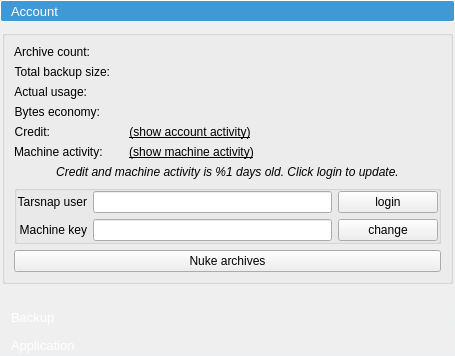
The window that forms/settingswidget.ui (Tarsnap/tarsnap-gui) describes before a commit, drawn with Qt 5.
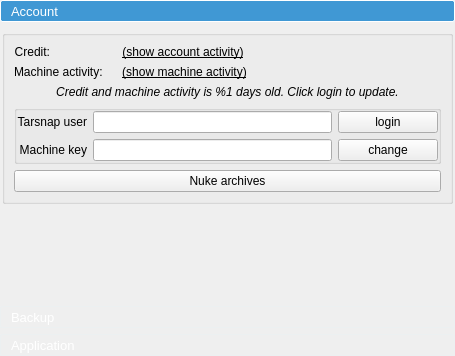
The same window after the commit. Custom widgets are drawn as their Qt base class.

```diff
--- a/forms/settingswidget.ui
+++ b/forms/settingswidget.ui
@@ -89,98 +89,6 @@
              <set>Qt::AlignLeading|Qt::AlignLeft|Qt::AlignTop</set>
             </property>
             <item row="0" column="0">
-             <widget class="QLabel" name="archiveCountLabel">
-              <property name="toolTip">
-               <string>Number of Archives stored for this Machine</string>
-              </property>
-              <property name="text">
-               <string>Archive count:</string>
-              </property>
-              <property name="alignment">
-               <set>Qt::AlignRight|Qt::AlignTrailing|Qt::AlignVCenter</set>
-              </property>
-             </widget>
-            </item>
-            <item row="0" column="1">
-             <widget class="QLabel" name="accountArchivesCountLabel">
-              <property name="text">
-               <string notr="true"/>
-              </property>
-              <property name="textInteractionFlags">
-               <set>Qt::LinksAccessibleByMouse|Qt::TextSelectableByMouse</set>
-              </property>
-             </widget>
-            </item>
-            <item row="1" column="0">
-             <widget class="QLabel" name="totalBackupLabel">
-              <property name="toolTip">
-               <string>Real size of all stored archives (before compression and deduplication)</string>
-              </property>
-              <property name="text">
-               <string>Total backup size:</string>
-              </property>
-              <property name="alignment">
-               <set>Qt::AlignRight|Qt::AlignTrailing|Qt::AlignVCenter</set>
-              </property>
-             </widget>
-            </item>
-            <item row="1" column="1">
-             <widget class="QLabel" name="accountTotalSizeLabel">
-              <property name="text">
-               <string notr="true"/>
-              </property>
-              <property name="textInteractionFlags">
-               <set>Qt::LinksAccessibleByMouse|Qt::TextSelectableByMouse</set>
-              </property>
-             </widget>
-            </item>
-            <item row="2" column="0">
-             <widget class="QLabel" name="actualUsageLabel">
-              <property name="toolTip">
-               <string>On the Tarsnap servers, this is what you're paying for</string>
-              </property>
-              <property name="text">
-               <string>Actual usage:</string>
-              </property>
-              <property name="alignment">
-               <set>Qt::AlignRight|Qt::AlignTrailing|Qt::AlignVCenter</set>
-              </property>
-             </widget>
-            </item>
-            <item row="2" column="1">
-             <widget class="QLabel" name="accountActualSizeLabel">
-              <property name="text">
-               <string notr="true"/>
-              </property>
-              <property name="textInteractionFlags">
-               <set>Qt::LinksAccessibleByMouse|Qt::TextSelectableByMouse</set>
-              </property>
-             </widget>
-            </item>
-            <item row="3" column="0">
-             <widget class="QLabel" name="bytesEconomyLabel">
-              <property name="toolTip">
-               <string>Bytes reduced by deduplication and compression</string>
-              </property>
-              <property name="text">
-               <string>Bytes economy:</string>
-              </property>
-              <property name="alignment">
-               <set>Qt::AlignRight|Qt::AlignTrailing|Qt::AlignVCenter</set>
-              </property>
-             </widget>
-            </item>
-            <item row="3" column="1">
-             <widget class="QLabel" name="accountStorageSavedLabel">
-              <property name="text">
-               <string notr="true"/>
-              </property>
-              <property name="textInteractionFlags">
-               <set>Qt::LinksAccessibleByMouse|Qt::TextSelectableByMouse</set>
-              </property>
-             </widget>
-            </item>
-            <item row="4" column="0">
              <widget class="QLabel" name="creditLabel">
               <property name="toolTip">
                <string>Credit left on Tarsnap</string>
@@ -193,7 +101,7 @@
               </property>
              </widget>
             </item>
-            <item row="4" column="1">
+            <item row="0" column="1">
              <layout class="QHBoxLayout" name="creditHorizontalLayout">
               <item>
                <widget class="TElidedLabel" name="accountCreditLabel">
@@ -236,7 +144,7 @@
               </item>
              </layout>
             </item>
-            <item row="5" column="0">
+            <item row="1" column="0">
              <widget class="QLabel" name="machineActivityLabel">
               <property name="toolTip">
                <string>Last activity recorded by Tarsnap for this machine</string>
@@ -246,7 +154,7 @@
               </property>
              </widget>
             </item>
-            <item row="5" column="1">
+            <item row="1" column="1">
              <layout class="QHBoxLayout" name="machineActivityHorizontalLayout">
               <item>
                <widget class="TElidedLabel" name="machineActivity">
@@ -289,7 +197,7 @@
               </item>
              </layout>
             </item>
-            <item row="6" column="0" colspan="2">
+            <item row="2" column="0" colspan="2">
              <widget class="TElidedLabel" name="outOfDateNoticeLabel">
               <property name="font">
                <font>
```
